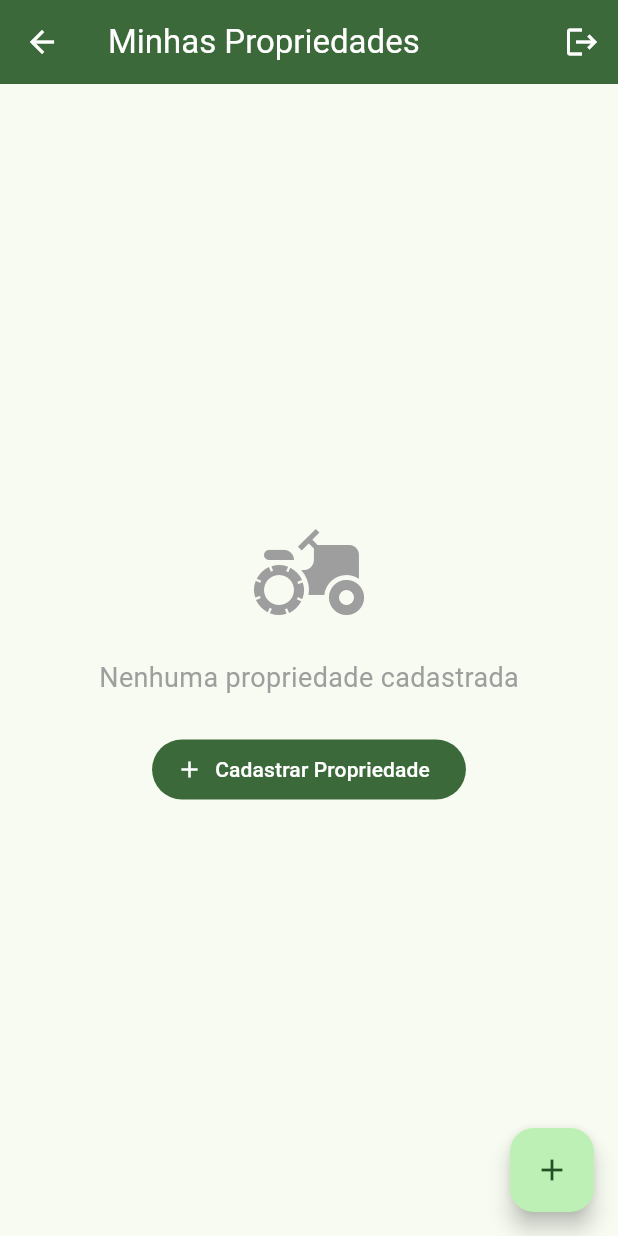
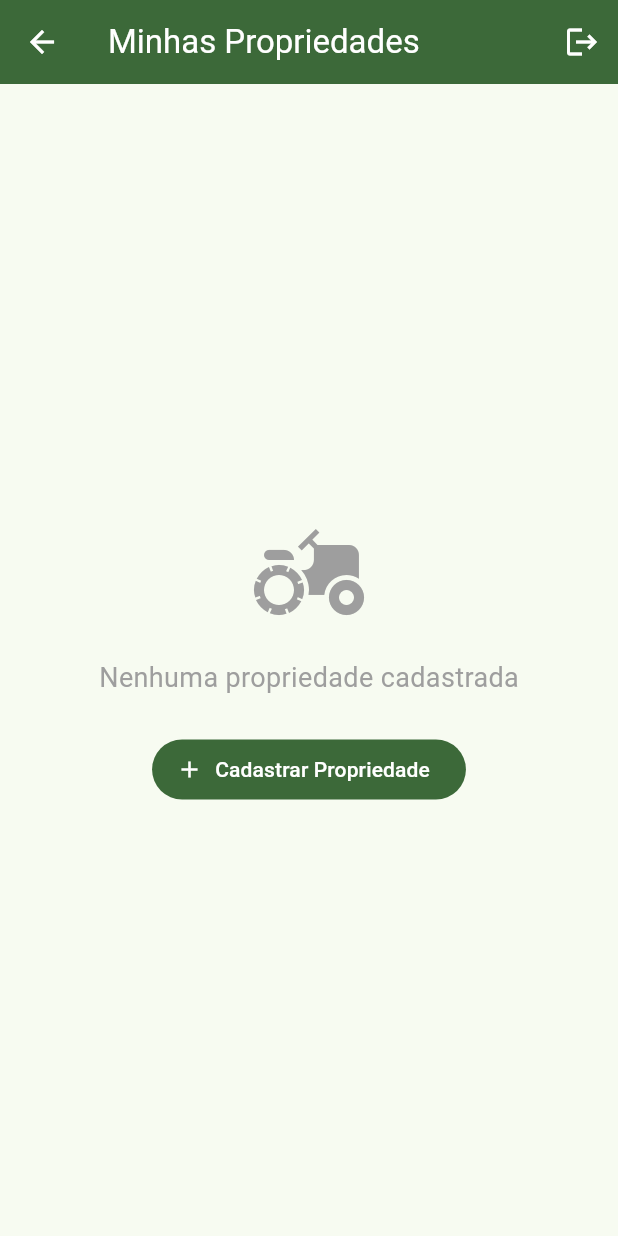
Before and after one commit to VNCSS/AgroAdvisor, a Flutter app: the PropertyViewScreen screen opened directly, on a phone screen of 412 x 824 dp. Run offline on Flutter 3.47's test engine with Material 3 defaults, Android fonts, the phone set to English and light mode, and no system bars; our stand-ins replace cloud_firestore, firebase_auth, firebase_core, firebase_storage, geolocator, image_picker; accounts and stored records are empty.

Commit message:
Remoção do floating button

```diff
--- a/lib/screens/property/property_view_screen.dart
+++ b/lib/screens/property/property_view_screen.dart
@@ -142,10 +142,6 @@ class PropertyViewScreen extends StatelessWidget {
           );
         },
       ),
-      floatingActionButton: FloatingActionButton(
-        onPressed: () => _goToForm(context, null),
-        child: const Icon(Icons.add),
-      ),
     );
   }
 
```
Also changed, not shown: 1 other file.
